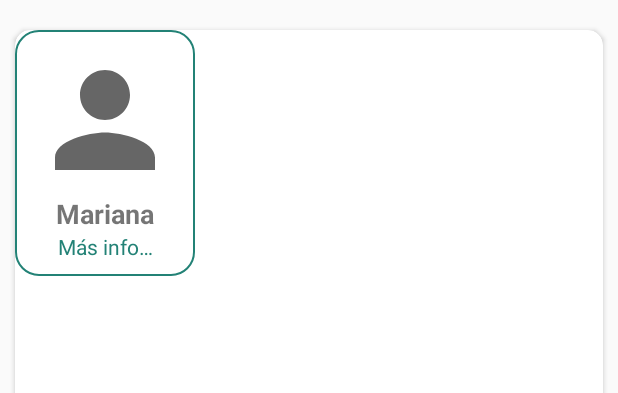
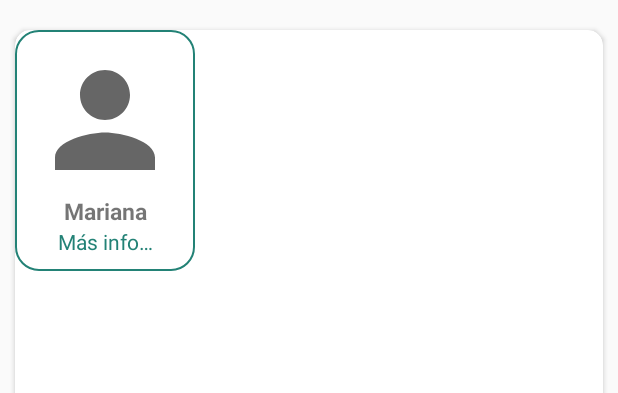
Before and after one commit to MarianaGiraldo/AndroidStudioProjects, an Android app: the layout item_speaker.xml on its own in the app's theme, with its tools: preview values and no code run, on a phone screen of 412 x 824 dp. Shown: the top 393 px of the screen. Run offline under Robolectric (Android 15) with nearby library versions, the phone set to English and light mode, and no system bars.

Commit message:
12 Noviembre - Otros

```diff
--- a/newapp/app/src/main/res/values/dimens.xml
+++ b/newapp/app/src/main/res/values/dimens.xml
@@ -32,7 +32,7 @@
     <dimen name="tam_desc_comentarios">20sp</dimen>
 
     <dimen name="tam_img_speaker_list">100dp</dimen>
-    <dimen name="tam_nombre_speaker_item">18sp</dimen>
+    <dimen name="tam_nombre_speaker_item">15sp</dimen>
     <dimen name="hight_banner">100dp</dimen>
     <dimen name="tit_evento_banner">40sp</dimen>
     <dimen name="margin_card_evento_detalle">10dp</dimen>
```
